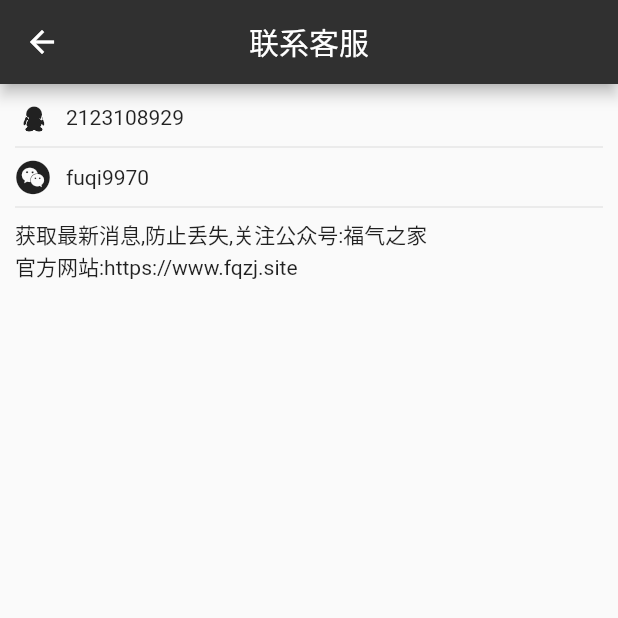
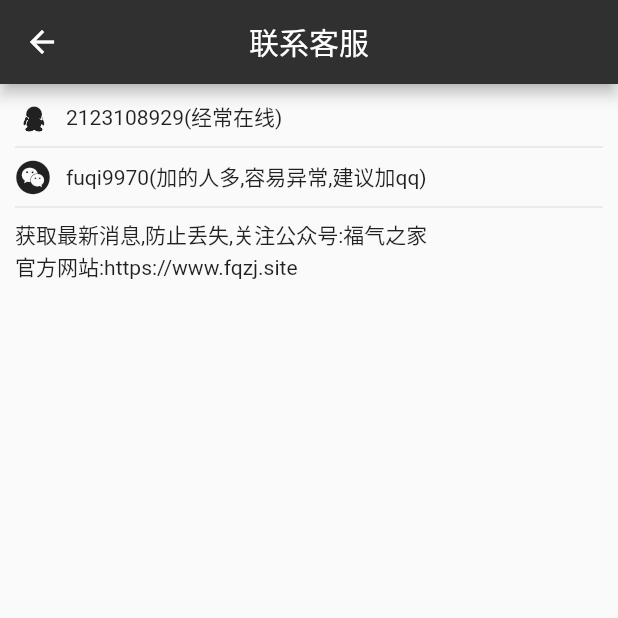
Before and after one commit to lisiyizu/flutter_fuqi, a Flutter app: the screen it shows after launch, after a tap on "登录有问题", on a phone screen of 412 x 824 dp, the top half of it. Run offline on Flutter 3.47's test engine with Material 2 defaults, Android fonts, the phone set to English and light mode, and no system bars; our stand-ins replace cached_network_image, chewie, dio, fluttertoast, image_gallery_saver, image_picker and 3 more; missing offline and left inert: flutter_refresh; accounts and stored records are empty.

Commit message:
微信异常提示

```diff
--- a/lib/constants.dart
+++ b/lib/constants.dart
@@ -76,8 +76,8 @@ class Constants {
   static const FullWidthIconButtonIconSize = 24.0;
   static const host='https://www.fqzj.site';
   static const defaultImage = 'assets/images/couple.jpg';
-  static const qq = '2123108929';
-  static const weixin = 'fuqi9970';
+  static const qq = '2123108929(经常在线)';
+  static const weixin = 'fuqi9970(加的人多,容易异常,建议加qq)';
   static const gongzhonghao = '福气之家';
   static double bannerImageHeight = 150.0; //轮播图高度
   static const String version = "1.1";//当前系统版本
```
